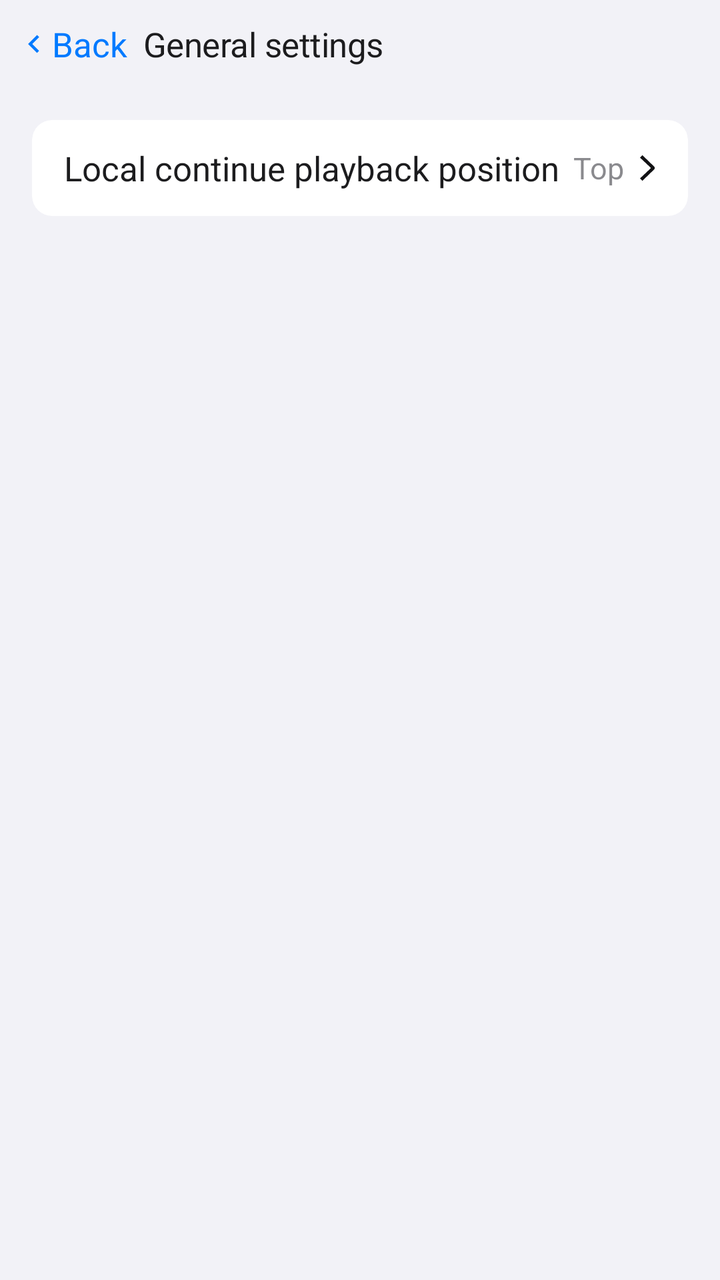
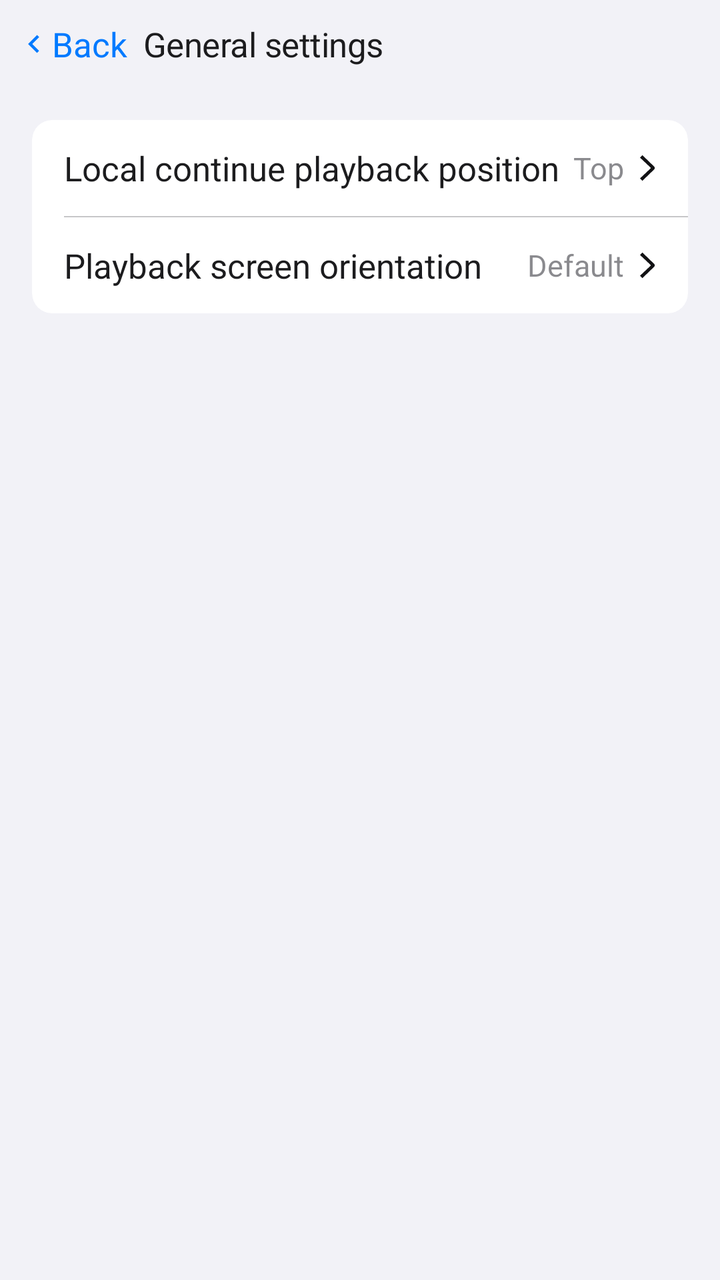

Screens rendered from an Android XML layout before and after an edit, with the pre-edit source and the edit as a unified diff.
<!-- AndroidManifest.xml: application theme Theme.OpenVideo -->
<!-- res/layout/fragment_general_settings.xml -->
<?xml version="1.0" encoding="utf-8"?>
<ScrollView xmlns:android="http://schemas.android.com/apk/res/android"
    android:layout_width="match_parent"
    android:layout_height="match_parent"
    android:background="@drawable/bg_app_root"
    android:fillViewport="true">

    <LinearLayout
        android:layout_width="match_parent"
        android:layout_height="wrap_content"
        android:orientation="vertical"
        android:paddingBottom="@dimen/ov_space_xl">

        <LinearLayout
            android:layout_width="match_parent"
            android:layout_height="44dp"
            android:gravity="center_vertical"
            android:orientation="horizontal"
            android:paddingStart="4dp"
            android:paddingEnd="@dimen/ov_space_page">

            <include
                android:id="@+id/btn_back"
                layout="@layout/include_apple_nav_back"
                android:layout_width="wrap_content"
                android:layout_height="44dp" />

            <TextView
                style="@style/TextAppearance.OpenVideo.NavTitle"
                android:layout_width="0dp"
                android:layout_height="match_parent"
                android:layout_weight="1"
                android:text="@string/settings_general_configuration" />
        </LinearLayout>

        <LinearLayout
            style="@style/Widget.OpenVideo.GroupedSection"
            android:layout_marginTop="@dimen/ov_space_lg">

            <LinearLayout
                android:id="@+id/row_continue_playback_position"
                android:layout_width="match_parent"
                android:layout_height="wrap_content"
                android:minHeight="@dimen/ov_row_height"
                android:background="?attr/selectableItemBackground"
                android:focusable="true"
                android:gravity="center_vertical"
                android:orientation="horizontal"
                android:paddingHorizontal="@dimen/ov_space_lg"
                android:paddingVertical="@dimen/ov_space_sm">

                <TextView
                    android:layout_width="0dp"
                    android:layout_height="wrap_content"
                    android:layout_weight="1"
                    android:text="@string/settings_continue_playback_position"
                    android:textColor="@color/ov_text_primary"
                    android:textSize="@dimen/ov_text_body" />

                <TextView
                    android:id="@+id/tv_continue_playback_position_value"
                    android:layout_width="wrap_content"
                    android:layout_height="wrap_content"
                    android:text="@string/settings_continue_playback_position_top"
                    android:textColor="@color/ov_text_secondary"
                    android:textSize="@dimen/ov_text_meta" />

                <ImageView
                    style="@style/Widget.OpenVideo.Chevron"
                    android:importantForAccessibility="no" />
            </LinearLayout>
        </LinearLayout>
    </LinearLayout>
</ScrollView>
<!-- res/layout/include_apple_nav_back.xml (included above) -->
<?xml version="1.0" encoding="utf-8"?>
<LinearLayout xmlns:android="http://schemas.android.com/apk/res/android"
    xmlns:app="http://schemas.android.com/apk/res-auto"
    android:layout_width="wrap_content"
    android:layout_height="44dp"
    android:background="?attr/selectableItemBackgroundBorderless"
    android:clickable="true"
    android:contentDescription="@string/action_back"
    android:focusable="true"
    android:gravity="center_vertical"
    android:orientation="horizontal"
    android:paddingStart="4dp"
    android:paddingEnd="8dp">

    <ImageView
        android:layout_width="18dp"
        android:layout_height="18dp"
        android:importantForAccessibility="no"
        android:src="@drawable/ic_chevron_left"
        app:tint="@color/ov_accent_blue" />

    <TextView
        android:id="@+id/tv_back_title"
        android:layout_width="wrap_content"
        android:layout_height="wrap_content"
        android:ellipsize="end"
        android:maxWidth="140dp"
        android:maxLines="1"
        android:text="@string/action_back"
        android:textColor="@color/ov_accent_blue"
        android:textSize="@dimen/ov_text_body" />
</LinearLayout>
<!-- resources referenced by this layout -->
<resources>
  <color name="ov_accent_blue">#FF007AFF</color>
  <color name="ov_text_primary">#FF1C1C1E</color>
  <color name="ov_text_secondary">#993C3C43</color>
  <dimen name="ov_row_height">48dp</dimen>
  <dimen name="ov_space_lg">16dp</dimen>
  <dimen name="ov_space_page">12dp</dimen>
  <dimen name="ov_space_sm">8dp</dimen>
  <dimen name="ov_space_xl">16dp</dimen>
  <dimen name="ov_text_body">17sp</dimen>
  <dimen name="ov_text_meta">15sp</dimen>
  <string name="action_back">Back</string>
  <string name="settings_continue_playback_position">Local continue playback position</string>
  <string name="settings_continue_playback_position_top">Top</string>
  <string name="settings_general_configuration">General settings</string>
  <style name="Widget.OpenVideo.GroupedSection" parent="Widget.OpenVideo.GroupedSection.Base" />
  <style name="Theme.OpenVideo" parent="Theme.OpenVideo.Base" />
  <color name="ov_bg_base">#FFF2F2F7</color>
  <color name="ov_bg_gradient_mid">#FFF2F2F7</color>
  <dimen name="ov_text_headline">17sp</dimen>
  <color name="ov_text_tertiary">#4D3C3C43</color>
  <!-- drawable bg_grouped_section (drawable) -->
  <?xml version="1.0" encoding="utf-8"?>
  <shape xmlns:android="http://schemas.android.com/apk/res/android" android:shape="rectangle">
      <solid android:color="@color/ov_bg_elevated" />
      <corners android:radius="@dimen/ov_radius_md" />
  </shape>
  <color name="primary">@color/ov_accent_blue</color>
  <color name="primary_variant">@color/ov_accent_blue_pressed</color>
  <color name="on_primary">#FFFFFFFF</color>
  <color name="secondary">@color/ov_accent_blue</color>
  <color name="background">@color/ov_bg_base</color>
  <color name="surface">@color/ov_bg_elevated</color>
  <color name="on_background">@color/ov_text_primary</color>
  <color name="on_surface">@color/ov_text_primary</color>
  <style name="ThemeOverlay.OpenVideo.MaterialAlertDialog" parent="ThemeOverlay.OpenVideo.MaterialAlertDialog.Base" />
  <style name="Widget.OpenVideo.Switch.Legacy" parent="Widget.MaterialComponents.CompoundButton.Switch">
          <item name="thumbTint">@color/ov_switch_thumb_tint</item>
          <item name="trackTint">@color/ov_switch_track</item>
      </style>
  <style name="Widget.OpenVideo.Switch" parent="Widget.Material3.CompoundButton.MaterialSwitch">
          <item name="thumbTint">@color/ov_switch_thumb_tint</item>
          <item name="trackTint">@color/ov_switch_track</item>
          <item name="trackDecorationTint">@android:color/transparent</item>
      </style>
  <color name="ov_bg_elevated">#FFFFFFFF</color>
  <dimen name="ov_radius_md">10dp</dimen>
  <color name="ov_accent_blue_pressed">#FF0063D1</color>
  <color name="ov_row_pressed">#1A3C3C43</color>
  <color name="ov_dialog_surface">#FFFFFFFF</color>
  <color name="ov_dialog_scrim">#73000000</color>
  <style name="ShapeAppearance.OpenVideo.Dialog" parent="">
          <item name="cornerFamily">rounded</item>
          <item name="cornerSize">@dimen/ov_radius_sheet</item>
      </style>
  <style name="TextAppearance.OpenVideo.Dialog.Body" parent="MaterialAlertDialog.Material3.Body.Text">
          <item name="android:textColor">@color/ov_text_secondary</item>
          <item name="android:textSize">@dimen/ov_text_caption</item>
          <item name="android:lineSpacingExtra">2dp</item>
          <item name="android:letterSpacing">0</item>
      </style>
  <style name="Widget.OpenVideo.Dialog.Button.Positive" parent="Widget.OpenVideo.Dialog.Button" />
  <style name="Widget.OpenVideo.Dialog.Button.Negative" parent="Widget.OpenVideo.Dialog.Button">
          <item name="android:textColor">@color/ov_text_secondary</item>
      </style>
  <dimen name="ov_radius_sheet">14dp</dimen>
  <dimen name="ov_text_caption">13sp</dimen>
  <!-- unchanged entries left out for length: 11 -->
</resources>

<!-- the commit's change to res/layout/fragment_general_settings.xml (unified diff, before → after) -->
@@ -69,6 +69,45 @@
                     style="@style/Widget.OpenVideo.Chevron"
                     android:importantForAccessibility="no" />
             </LinearLayout>
+
+            <View
+                android:layout_width="match_parent"
+                android:layout_height="0.5dp"
+                android:layout_marginStart="@dimen/ov_space_lg"
+                android:background="@color/ov_divider" />
+
+            <LinearLayout
+                android:id="@+id/row_playback_orientation"
+                android:layout_width="match_parent"
+                android:layout_height="wrap_content"
+                android:minHeight="@dimen/ov_row_height"
+                android:background="?attr/selectableItemBackground"
+                android:focusable="true"
+                android:gravity="center_vertical"
+                android:orientation="horizontal"
+                android:paddingHorizontal="@dimen/ov_space_lg"
+                android:paddingVertical="@dimen/ov_space_sm">
+
+                <TextView
+                    android:layout_width="0dp"
+                    android:layout_height="wrap_content"
+                    android:layout_weight="1"
+                    android:text="@string/settings_playback_orientation"
+                    android:textColor="@color/ov_text_primary"
+                    android:textSize="@dimen/ov_text_body" />
+
+                <TextView
+                    android:id="@+id/tv_playback_orientation_value"
+                    android:layout_width="wrap_content"
+                    android:layout_height="wrap_content"
+                    android:text="@string/settings_playback_orientation_default"
+                    android:textColor="@color/ov_text_secondary"
+                    android:textSize="@dimen/ov_text_meta" />
+
+                <ImageView
+                    style="@style/Widget.OpenVideo.Chevron"
+                    android:importantForAccessibility="no" />
+            </LinearLayout>
         </LinearLayout>
     </LinearLayout>
 </ScrollView>
<!-- resource entries referenced after the edit -->
@@ -1,6 +1,7 @@
 <!-- resources referenced by this layout -->
 <resources>
   <color name="ov_accent_blue">#FF007AFF</color>
+  <color name="ov_divider">#FFC6C6C8</color>
   <color name="ov_text_primary">#FF1C1C1E</color>
   <color name="ov_text_secondary">#993C3C43</color>
   <dimen name="ov_row_height">48dp</dimen>
@@ -14,6 +15,8 @@
   <string name="settings_continue_playback_position">Local continue playback position</string>
   <string name="settings_continue_playback_position_top">Top</string>
   <string name="settings_general_configuration">General settings</string>
+  <string name="settings_playback_orientation">Playback screen orientation</string>
+  <string name="settings_playback_orientation_default">Default</string>
   <style name="Widget.OpenVideo.GroupedSection" parent="Widget.OpenVideo.GroupedSection.Base" />
   <style name="Theme.OpenVideo" parent="Theme.OpenVideo.Base" />
   <color name="ov_bg_base">#FFF2F2F7</color>
